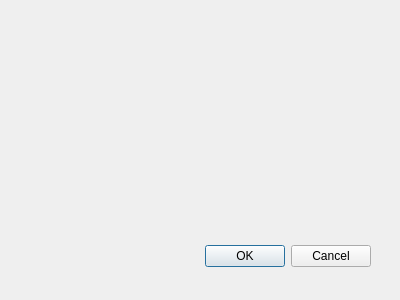
Above: mydialog1.ui from shubhampatil17/BE_Project_TDRSDIASI_QtwithGui before the change. Below: the same form after it.
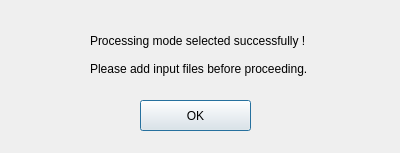
That is the form after the change. Icons and pictures are not drawn.

```diff
--- a/mydialog1.ui
+++ b/mydialog1.ui
@@ -9,26 +9,65 @@
     <x>0</x>
     <y>0</y>
     <width>400</width>
-    <height>300</height>
+    <height>153</height>
    </rect>
   </property>
   <property name="windowTitle">
    <string>Dialog</string>
   </property>
-  <widget name="buttonBox" class="QDialogButtonBox">
+  <widget class="QPushButton" name="pushButton">
    <property name="geometry">
     <rect>
-     <x>30</x>
-     <y>240</y>
-     <width>341</width>
-     <height>32</height>
+     <x>140</x>
+     <y>100</y>
+     <width>111</width>
+     <height>31</height>
     </rect>
    </property>
-   <property name="orientation">
-    <enum>Qt::Horizontal</enum>
+   <property name="text">
+    <string>OK</string>
    </property>
-   <property name="standardButtons">
-    <set>QDialogButtonBox::Cancel|QDialogButtonBox::Ok</set>
+  </widget>
+  <widget class="QLabel" name="label">
+   <property name="geometry">
+    <rect>
+     <x>20</x>
+     <y>20</y>
+     <width>51</width>
+     <height>71</height>
+    </rect>
+   </property>
+   <property name="text">
+    <string/>
+   </property>
+   <property name="pixmap">
+    <pixmap>../../Downloads/tick.png</pixmap>
+   </property>
+  </widget>
+  <widget class="QLabel" name="label_2">
+   <property name="geometry">
+    <rect>
+     <x>90</x>
+     <y>20</y>
+     <width>281</width>
+     <height>41</height>
+    </rect>
+   </property>
+   <property name="text">
+    <string>Processing mode selected successfully !</string>
+   </property>
+  </widget>
+  <widget class="QLabel" name="label_3">
+   <property name="geometry">
+    <rect>
+     <x>90</x>
+     <y>60</y>
+     <width>291</width>
+     <height>17</height>
+    </rect>
+   </property>
+   <property name="text">
+    <string>Please add input files before proceeding.</string>
    </property>
   </widget>
  </widget>
```
Left out of the diff: 42 changed lines with no effect on the pictures.
